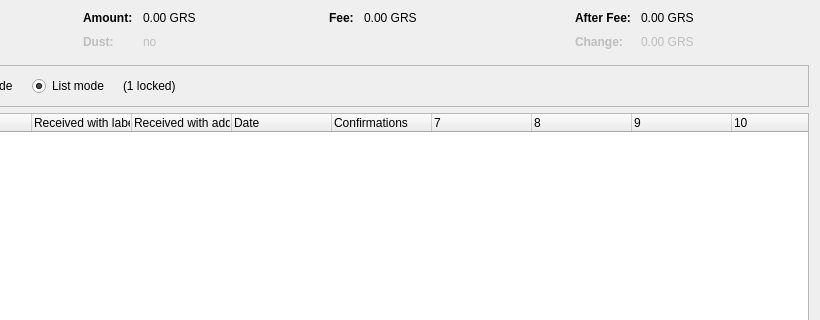
Old version of the form src/qt/forms/coincontroldialog.ui in the repository xshard/Shard; both pictures show x 180 to 1000 and y 0 to 320 of the 1000 by 500 pixel window.
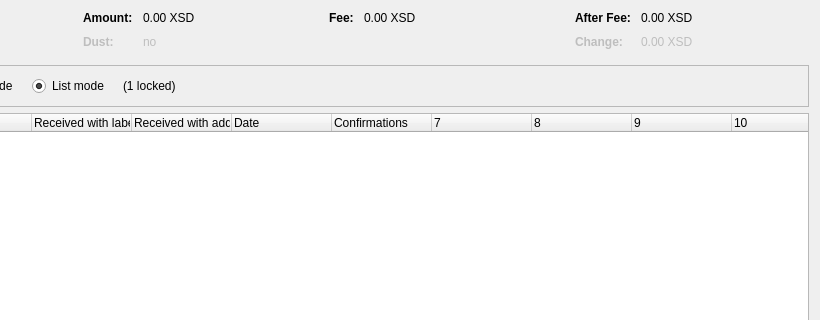
New version of the form. Custom widgets are drawn as their Qt base class.

```diff
--- a/src/qt/forms/coincontroldialog.ui
+++ b/src/qt/forms/coincontroldialog.ui
@@ -132,7 +132,7 @@
           <enum>Qt::ActionsContextMenu</enum>
          </property>
          <property name="text">
-          <string notr="true">0.00 GRS</string>
+          <string notr="true">0.00 XSD</string>
          </property>
          <property name="textInteractionFlags">
           <set>Qt::LinksAccessibleByMouse|Qt::TextSelectableByKeyboard|Qt::TextSelectableByMouse</set>
@@ -212,7 +212,7 @@
           <enum>Qt::ActionsContextMenu</enum>
          </property>
          <property name="text">
-          <string notr="true">0.00 GRS</string>
+          <string notr="true">0.00 XSD</string>
          </property>
          <property name="textInteractionFlags">
           <set>Qt::LinksAccessibleByMouse|Qt::TextSelectableByKeyboard|Qt::TextSelectableByMouse</set>
@@ -257,7 +257,7 @@
           <enum>Qt::ActionsContextMenu</enum>
          </property>
          <property name="text">
-          <string notr="true">0.00 GRS</string>
+          <string notr="true">0.00 XSD</string>
          </property>
          <property name="textInteractionFlags">
           <set>Qt::LinksAccessibleByMouse|Qt::TextSelectableByKeyboard|Qt::TextSelectableByMouse</set>
@@ -292,7 +292,7 @@
           <enum>Qt::ActionsContextMenu</enum>
          </property>
          <property name="text">
-          <string notr="true">0.00 GRS</string>
+          <string notr="true">0.00 XSD</string>
          </property>
          <property name="textInteractionFlags">
           <set>Qt::LinksAccessibleByMouse|Qt::TextSelectableByKeyboard|Qt::TextSelectableByMouse</set>
```
